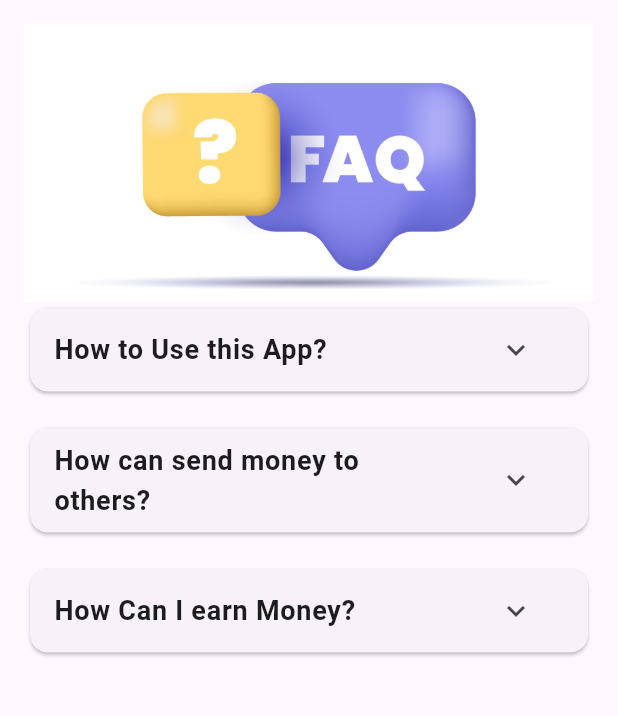
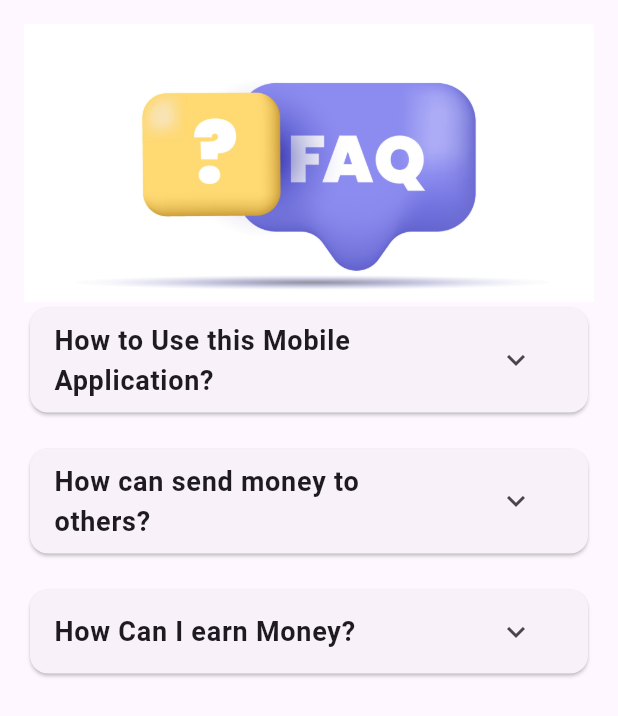
Before and after one commit to lightdarkmaster/c_cash, a Flutter app: the FAQ screen opened directly, on a phone screen of 412 x 824 dp. Shown: the top 716 px of the screen. Run offline on Flutter 3.47's test engine with Material 3 defaults, Android fonts, the phone set to English and light mode, and no system bars.

Commit message:
Update codebase

```diff
--- a/lib/pages/FAQ.dart
+++ b/lib/pages/FAQ.dart
@@ -23,7 +23,7 @@ class _FAQState extends State<FAQ> {
                 fit: BoxFit.cover,
               ),
               const QuestionWithAnswer(
-                question: 'How to Use this App?',
+                question: 'How to Use this Mobile Application?',
                 answer:
                     'We provide deep procedures and manual in the other page for the app manual/instructions. check it to instruction page in the app',
               ),
```
